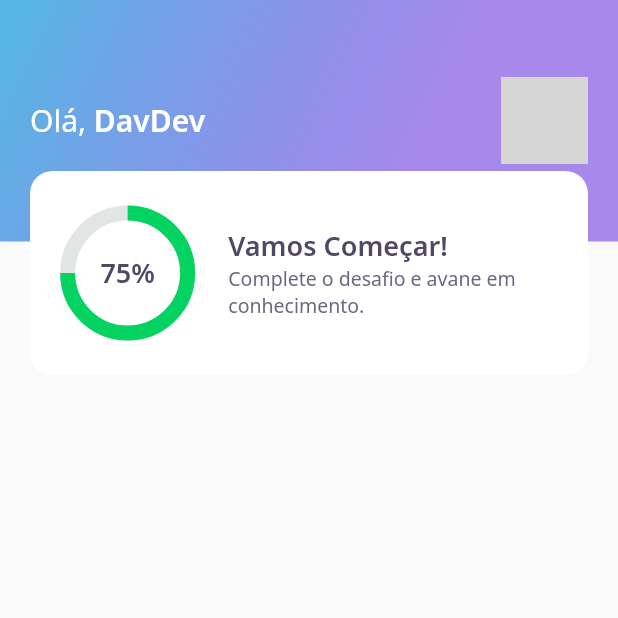
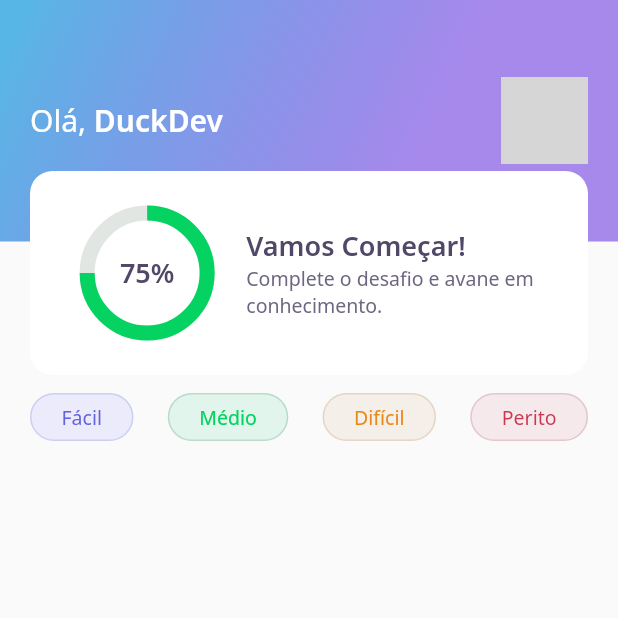
Before and after one commit to DavidCarrilho/app_quiz, a Flutter app: the screen it shows after launch, on a phone screen of 412 x 824 dp, the top half of it. Run offline on Flutter 3.47's test engine with Material 2 defaults, Android fonts, the phone set to English and light mode, and no system bars; our stand-ins replace google_fonts; network calls fail; grey boxes are pictures that could not be loaded.

Commit message:
create level buttom

```diff
--- a/lib/app_widget.dart
+++ b/lib/app_widget.dart
@@ -1,5 +1,6 @@
-import 'package:appquiz/home/home_page.dart';
 import 'package:flutter/material.dart';
+
+import 'home/home_page.dart';
 
 class AppWidget extends StatelessWidget {
   @override
--- a/lib/core/components/score_card.dart
+++ /dev/null
@@ -1,44 +0,0 @@
-import 'package:appquiz/core/app_colors.dart';
-import 'package:appquiz/core/app_text_styles.dart';
-import 'package:appquiz/core/components/chart.dart';
-import 'package:flutter/material.dart';
-
-class ScoreCard extends StatelessWidget {
-  @override
-  Widget build(BuildContext context) {
-    return Padding(
-      padding: const EdgeInsets.symmetric(horizontal: 20.0),
-      child: Container(
-        height: 136.0,
-        decoration: BoxDecoration(
-          color: AppColors.white,
-          borderRadius: BorderRadius.circular(15.0),
-        ),
-        child: Row(
-          crossAxisAlignment: CrossAxisAlignment.center,
-          children: [
-            Flexible(flex: 35, child: Chart()),
-            Flexible(
-              flex: 65,
-              child: Padding(
-                padding: const EdgeInsets.symmetric(horizontal: 2.0),
-                child: Column(
-                  mainAxisAlignment: MainAxisAlignment.center,
-                  crossAxisAlignment: CrossAxisAlignment.start,
-                  children: [
-                    Text(
-                      "Vamos Começar!",
-                      style: AppTextStyles.heading,
-                    ),
-                    Text("Complete o desafio e avane em conhecimento.",
-                        style: AppTextStyles.body),
-                  ],
-                ),
-              ),
-            ),
-          ],
-        ),
-      ),
-    );
-  }
-}
--- a/lib/core/core.dart
+++ b/lib/core/core.dart
@@ -1,5 +1,5 @@
 export './app_colors.dart';
+export '../app_widget.dart';
 export 'app_gradients.dart';
-export '../app_widget.dart';
+export 'app_images.dart';
 export 'app_text_styles.dart';
-export 'app_images.dart';
--- a/lib/core/components/chart.dart
+++ b/lib/core/widgets/chart.dart
@@ -1,5 +1,5 @@
-import 'package:appquiz/core/app_text_styles.dart';
-import 'package:appquiz/core/app_colors.dart';
+import '../app_text_styles.dart';
+import '../app_colors.dart';
 import 'package:flutter/material.dart';
 
 class Chart extends StatelessWidget {
--- a/lib/core/components/custom_appbar.dart
+++ b/lib/core/widgets/custom_appbar.dart
@@ -1,7 +1,6 @@
-import 'package:appquiz/core/app_text_styles.dart';
-import 'package:appquiz/core/components/score_card.dart';
 import 'package:appquiz/core/core.dart';
-import 'package:flutter/cupertino.dart';
+import 'package:appquiz/core/widgets/score_card.dart';
+import 'package:flutter/material.dart';
 
 class CustomAppBar extends PreferredSize {
   CustomAppBar()
@@ -25,7 +24,7 @@ class CustomAppBar extends PreferredSize {
                           style: AppTextStyles.title,
                           children: [
                             TextSpan(
-                                text: 'DavDev', style: AppTextStyles.titleBold)
+                                text: 'DuckDev', style: AppTextStyles.titleBold)
                           ],
                         ),
                       ),
@@ -36,7 +35,7 @@ class CustomAppBar extends PreferredSize {
                             borderRadius: BorderRadius.circular(10.0),
                             image: DecorationImage(
                                 image: NetworkImage(
-                                    'https://avatars.githubusercontent.com/u/20521609?s=400&u=81143357e1bab85f004fd40927ac3a59f010d6f8&v=4'))),
+                                    'https://cdn.freebiesupply.com/logos/large/2x/duckduckgo-3-logo-png-transparent.png'))),
                       ),
                     ],
                   ),
--- /dev/null
+++ b/lib/core/widgets/level_button.dart
@@ -0,0 +1,57 @@
+import 'package:google_fonts/google_fonts.dart';
+import '../app_colors.dart';
+import 'package:flutter/material.dart';
+
+class LevelButtom extends StatelessWidget {
+  final String label;
+
+  LevelButtom({
+    Key? key,
+    required this.label,
+  })   : assert(["Fácil", "Médio", "Difícil", "Perito"].contains(label)),
+        super(key: key);
+
+  final config = {
+    "Fácil": {
+      "color": AppColors.levelButtonFacil,
+      "borderColor": AppColors.levelButtonBorderFacil,
+      "fontColor": AppColors.levelButtonTextFacil,
+    },
+    "Médio": {
+      "color": AppColors.levelButtonMedio,
+      "borderColor": AppColors.levelButtonBorderMedio,
+      "fontColor": AppColors.levelButtonTextMedio,
+    },
+    "Difícil": {
+      "color": AppColors.levelButtonDificil,
+      "borderColor": AppColors.levelButtonBorderDificil,
+      "fontColor": AppColors.levelButtonTextDificil,
+    },
+    "Perito": {
+      "color": AppColors.levelButtonPerito,
+      "borderColor": AppColors.levelButtonBorderPerito,
+      "fontColor": AppColors.levelButtonTextPerito,
+    }
+  };
+
+  Color get color => config[label]!['color']!;
+  Color get borderColor => config[label]!['borderColor']!;
+  Color get fontColor => config[label]!['fontColor']!;
+
+  @override
+  Widget build(BuildContext context) {
+    return Container(
+      decoration: BoxDecoration(
+          color: color,
+          border: Border.fromBorderSide(
+            BorderSide(color: borderColor),
+          ),
+          borderRadius: BorderRadius.circular(28.0)),
+      child: Padding(
+        padding: const EdgeInsets.symmetric(vertical: 6.0, horizontal: 20.0),
+        child: Text(label,
+            style: GoogleFonts.notoSans(color: fontColor, fontSize: 13.0)),
+      ),
+    );
+  }
+}
--- /dev/null
+++ b/lib/core/widgets/score_card.dart
@@ -0,0 +1,50 @@
+
+import 'package:appquiz/core/app_colors.dart';
+import 'package:appquiz/core/app_text_styles.dart';
+import 'package:appquiz/core/widgets/chart.dart';
+import 'package:flutter/material.dart';
+
+class ScoreCard extends StatelessWidget {
+  @override
+  Widget build(BuildContext context) {
+    return Padding(
+      padding: const EdgeInsets.symmetric(horizontal: 20.0),
+      child: Container(
+        height: 136.0,
+        decoration: BoxDecoration(
+          color: AppColors.white,
+          borderRadius: BorderRadius.circular(15.0),
+        ),
+        child: Padding(
+          padding: const EdgeInsets.symmetric(horizontal: 20.0),
+          child: Row(
+            crossAxisAlignment: CrossAxisAlignment.center,
+            children: [
+              Flexible(flex: 35, child: Chart()),
+              Flexible(
+                flex: 65,
+                child: Padding(
+                  padding: const EdgeInsets.only(left: 8.0),
+                  child: Column(
+                    mainAxisAlignment: MainAxisAlignment.center,
+                    crossAxisAlignment: CrossAxisAlignment.start,
+                    children: [
+                      Text(
+                        "Vamos Começar!",
+                        style: AppTextStyles.heading,
+                      ),
+                      Text(
+                        "Complete o desafio e avane em conhecimento.",
+                        style: AppTextStyles.body,
+                      ),
+                    ],
+                  ),
+                ),
+              ),
+            ],
+          ),
+        ),
+      ),
+    );
+  }
+}
--- a/lib/home/home_page.dart
+++ b/lib/home/home_page.dart
@@ -1,5 +1,6 @@
-import 'package:appquiz/core/components/custom_appbar.dart';
 import 'package:flutter/material.dart';
+import '../core/widgets/custom_appbar.dart';
+import '../core/widgets/level_button.dart';
 
 class HomePage extends StatefulWidget {
   @override
@@ -11,6 +12,18 @@ class _HomePageState extends State<HomePage> {
   Widget build(BuildContext context) {
     return Scaffold(
       appBar: CustomAppBar(),
+      body: Padding(
+        padding: const EdgeInsets.symmetric(horizontal: 20.0, vertical: 12.0),
+        child: Row(
+          mainAxisAlignment: MainAxisAlignment.spaceBetween,
+          children: [
+            LevelButtom(label: 'Fácil'),
+            LevelButtom(label: 'Médio'),
+            LevelButtom(label: 'Difícil'),
+            LevelButtom(label: 'Perito'),
+          ],
+        ),
+      ),
     );
   }
 }
--- a/lib/main.dart
+++ b/lib/main.dart
@@ -1,4 +1,4 @@
-import 'package:appquiz/app_widget.dart';
+import 'app_widget.dart';
 import 'package:flutter/material.dart';
 
 void main() {
--- a/lib/splash/splash_page.dart
+++ b/lib/splash/splash_page.dart
@@ -1,6 +1,7 @@
-import 'package:appquiz/core/app_images.dart';
-import 'package:appquiz/core/app_gradients.dart';
 import 'package:flutter/material.dart';
+
+import '../core/app_gradients.dart';
+import '../core/app_images.dart';
 
 class SplashPage extends StatelessWidget {
   @override
```
